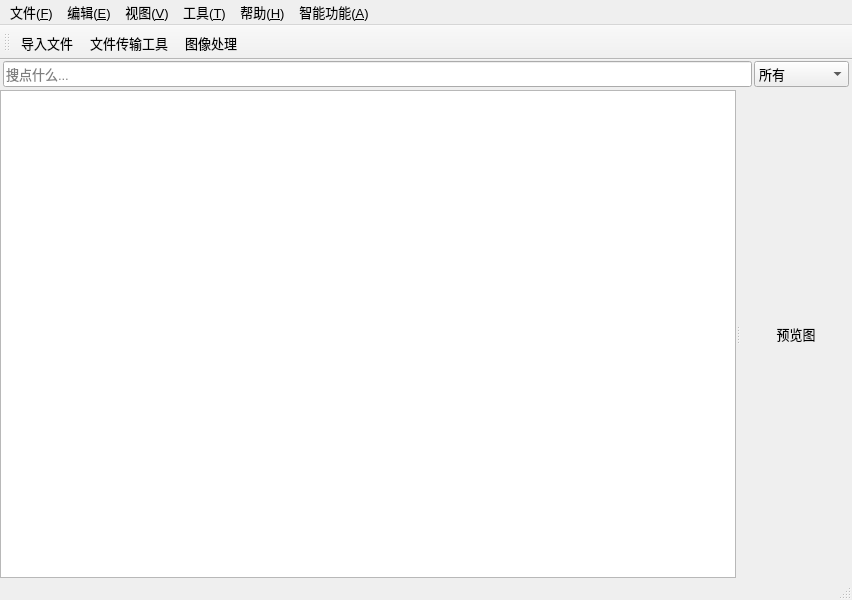
Old version of the form UI/MainWindow.ui in the repository uxinghai/ICMA-Qt.
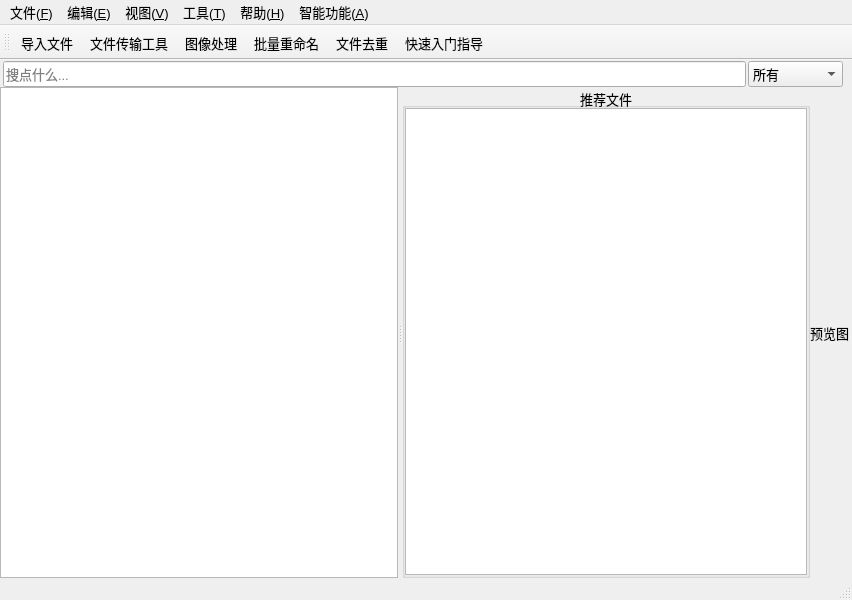
New version of the form. The open tabs and pages were chosen to show the change. Icons and pictures are not drawn. Custom widgets are drawn as their Qt base class.

Diff of the .ui file:
```diff
--- a/UI/MainWindow.ui
+++ b/UI/MainWindow.ui
@@ -40,25 +40,118 @@
      <number>0</number>
     </property>
     <property name="rightMargin">
-     <number>0</number>
+     <number>3</number>
     </property>
     <property name="bottomMargin">
      <number>0</number>
     </property>
-    <property name="verticalSpacing">
-     <number>1</number>
+    <property name="spacing">
+     <number>0</number>
     </property>
-    <item row="0" column="0">
-     <widget class="QSplitter" name="splitter_2">
+    <item row="1" column="1">
+     <widget class="QLabel" name="lbPreview">
+      <property name="font">
+       <font>
+        <family>Microsoft YaHei UI</family>
+        <pointsize>10</pointsize>
+        <italic>false</italic>
+        <bold>false</bold>
+       </font>
+      </property>
+      <property name="text">
+       <string>预览图</string>
+      </property>
+      <property name="alignment">
+       <set>Qt::AlignCenter</set>
+      </property>
+      <property name="wordWrap">
+       <bool>true</bool>
+      </property>
+     </widget>
+    </item>
+    <item row="1" column="0">
+     <widget class="QSplitter" name="splitter_3">
       <property name="orientation">
        <enum>Qt::Horizontal</enum>
       </property>
-      <widget class="QWidget" name="layoutWidget">
-       <layout class="QVBoxLayout" name="verticalLayout">
+      <widget class="MyTableView" name="tableView">
+       <property name="font">
+        <font>
+         <family>Microsoft YaHei UI</family>
+         <pointsize>10</pointsize>
+         <italic>false</italic>
+         <bold>false</bold>
+        </font>
+       </property>
+       <property name="selectionBehavior">
+        <enum>QAbstractItemView::SelectItems</enum>
+       </property>
+       <property name="showGrid">
+        <bool>false</bool>
+       </property>
+       <property name="sortingEnabled">
+        <bool>true</bool>
+       </property>
+       <attribute name="horizontalHeaderStretchLastSection">
+        <bool>true</bool>
+       </attribute>
+       <attribute name="verticalHeaderVisible">
+        <bool>false</bool>
+       </attribute>
+      </widget>
+      <widget class="QGroupBox" name="groupBox">
+       <property name="maximumSize">
+        <size>
+         <width>440</width>
+         <height>16777215</height>
+        </size>
+       </property>
+       <property name="title">
+        <string>推荐文件</string>
+       </property>
+       <property name="alignment">
+        <set>Qt::AlignCenter</set>
+       </property>
+       <layout class="QGridLayout" name="gridLayout_2">
+        <property name="leftMargin">
+         <number>0</number>
+        </property>
+        <property name="topMargin">
+         <number>0</number>
+        </property>
+        <property name="rightMargin">
+         <number>0</number>
+        </property>
+        <property name="bottomMargin">
+         <number>0</number>
+        </property>
         <property name="spacing">
-         <number>3</number>
+         <number>0</number>
         </property>
-        <item>
+        <item row="0" column="0">
+         <widget class="QTableWidget" name="tableWidget">
+          <attribute name="horizontalHeaderVisible">
+           <bool>false</bool>
+          </attribute>
+          <attribute name="horizontalHeaderHighlightSections">
+           <bool>false</bool>
+          </attribute>
+          <attribute name="horizontalHeaderStretchLastSection">
+           <bool>true</bool>
+          </attribute>
+          <attribute name="verticalHeaderVisible">
+           <bool>false</bool>
+          </attribute>
+          <attribute name="verticalHeaderHighlightSections">
+           <bool>false</bool>
+          </attribute>
+         </widget>
+        </item>
+       </layout>
+      </widget>
+     </widget>
+    </item>
+    <item row="0" column="0" colspan="2">
          <layout class="QHBoxLayout" name="horizontalLayout">
           <property name="spacing">
            <number>2</number>
@@ -70,7 +163,7 @@
            <number>1</number>
           </property>
           <property name="rightMargin">
-           <number>3</number>
+       <number>6</number>
           </property>
           <property name="bottomMargin">
            <number>0</number>
@@ -180,156 +273,6 @@
           </item>
          </layout>
         </item>
-        <item>
-         <widget class="QSplitter" name="splitter">
-          <property name="orientation">
-           <enum>Qt::Horizontal</enum>
-          </property>
-          <widget class="QStackedWidget" name="stackedWidgetView">
-           <property name="currentIndex">
-            <number>0</number>
-           </property>
-           <widget class="QWidget" name="TableViewPage">
-            <layout class="QGridLayout" name="gridLayout_2">
-             <property name="leftMargin">
-              <number>0</number>
-             </property>
-             <property name="topMargin">
-              <number>0</number>
-             </property>
-             <property name="rightMargin">
-              <number>0</number>
-             </property>
-             <property name="bottomMargin">
-              <number>0</number>
-             </property>
-             <property name="spacing">
-              <number>0</number>
-             </property>
-             <item row="0" column="0">
-              <widget class="MyTableView" name="tableView">
-               <property name="font">
-                <font>
-                 <family>Microsoft YaHei UI</family>
-                 <pointsize>10</pointsize>
-                 <italic>false</italic>
-                 <bold>false</bold>
-                </font>
-               </property>
-               <property name="selectionBehavior">
-                <enum>QAbstractItemView::SelectItems</enum>
-               </property>
-               <property name="showGrid">
-                <bool>false</bool>
-               </property>
-               <property name="sortingEnabled">
-                <bool>true</bool>
-               </property>
-               <attribute name="horizontalHeaderStretchLastSection">
-                <bool>true</bool>
-               </attribute>
-               <attribute name="verticalHeaderVisible">
-                <bool>false</bool>
-               </attribute>
-              </widget>
-             </item>
-            </layout>
-           </widget>
-           <widget class="QWidget" name="ListViewPage">
-            <layout class="QGridLayout" name="gridLayout_3">
-             <property name="leftMargin">
-              <number>0</number>
-             </property>
-             <property name="topMargin">
-              <number>0</number>
-             </property>
-             <property name="rightMargin">
-              <number>0</number>
-             </property>
-             <property name="bottomMargin">
-              <number>0</number>
-             </property>
-             <property name="spacing">
-              <number>0</number>
-             </property>
-             <item row="0" column="0">
-              <widget class="QListView" name="listView">
-               <property name="font">
-                <font>
-                 <family>Microsoft YaHei UI</family>
-                 <pointsize>10</pointsize>
-                 <italic>false</italic>
-                 <bold>false</bold>
-                </font>
-               </property>
-               <property name="selectionMode">
-                <enum>QAbstractItemView::ExtendedSelection</enum>
-               </property>
-               <property name="selectionBehavior">
-                <enum>QAbstractItemView::SelectRows</enum>
-               </property>
-              </widget>
-             </item>
-            </layout>
-           </widget>
-           <widget class="QWidget" name="IconViewPage">
-            <layout class="QGridLayout" name="gridLayout_4">
-             <property name="leftMargin">
-              <number>0</number>
-             </property>
-             <property name="topMargin">
-              <number>0</number>
-             </property>
-             <property name="rightMargin">
-              <number>0</number>
-             </property>
-             <property name="bottomMargin">
-              <number>0</number>
-             </property>
-             <property name="spacing">
-              <number>0</number>
-             </property>
-             <item row="0" column="0">
-              <widget class="QListView" name="IconView">
-               <property name="selectionMode">
-                <enum>QAbstractItemView::ExtendedSelection</enum>
-               </property>
-               <property name="selectionBehavior">
-                <enum>QAbstractItemView::SelectRows</enum>
-               </property>
-               <property name="viewMode">
-                <enum>QListView::IconMode</enum>
-               </property>
-              </widget>
-             </item>
-            </layout>
-           </widget>
-          </widget>
-          <widget class="QLabel" name="lbPreview">
-           <property name="font">
-            <font>
-             <family>Microsoft YaHei UI</family>
-             <pointsize>10</pointsize>
-             <italic>false</italic>
-             <bold>false</bold>
-            </font>
-           </property>
-           <property name="text">
-            <string>预览图</string>
-           </property>
-           <property name="alignment">
-            <set>Qt::AlignCenter</set>
-           </property>
-           <property name="wordWrap">
-            <bool>true</bool>
-           </property>
-          </widget>
-         </widget>
-        </item>
-       </layout>
-      </widget>
-     </widget>
-    </item>
    </layout>
   </widget>
   <widget class="QStatusBar" name="statusbar">
@@ -592,6 +535,9 @@
    <property name="windowTitle">
     <string>toolBar</string>
    </property>
+   <property name="toolButtonStyle">
+    <enum>Qt::ToolButtonTextUnderIcon</enum>
+   </property>
    <attribute name="toolBarArea">
     <enum>TopToolBarArea</enum>
    </attribute>
@@ -601,6 +547,9 @@
    <addaction name="actionDaori"/>
    <addaction name="actionTransmission"/>
    <addaction name="actionPS"/>
+   <addaction name="actionBatchRename"/>
+   <addaction name="actionFileDuplication"/>
+   <addaction name="actionQuickStartGuide"/>
   </widget>
   <action name="actionAbout">
    <property name="text">
```
Left out of the diff: 169 changed lines with no effect on the pictures. Lines whose indentation alone changed are shown as unchanged.
